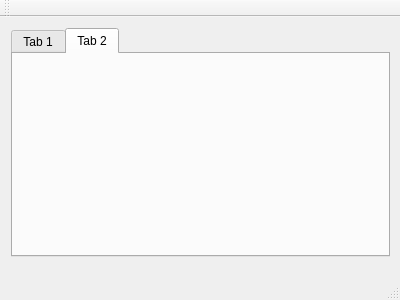
First picture: the form in GUI/mainwindow.ui, repository diegob236/cs457-irc-chat, before the edit.
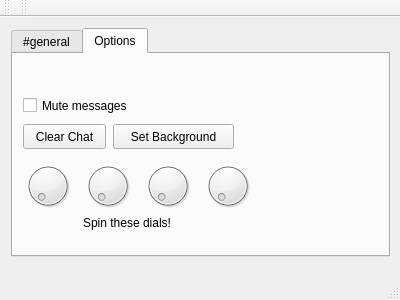
Second picture: the form after the edit. The open tabs and pages were chosen to show the change.

Diff of the .ui file:
```diff
--- a/GUI/mainwindow.ui
+++ b/GUI/mainwindow.ui
@@ -31,7 +31,7 @@
        </property>
        <widget class="QWidget" name="tab_3">
         <attribute name="title">
-         <string>Tab 1</string>
+         <string>#general</string>
         </attribute>
         <widget class="QPlainTextEdit" name="plainTextEdit_2">
          <property name="geometry">
@@ -72,8 +72,100 @@
        </widget>
        <widget class="QWidget" name="tab_4">
         <attribute name="title">
-         <string>Tab 2</string>
+         <string>Options</string>
         </attribute>
+        <widget class="QPushButton" name="clearchat">
+         <property name="geometry">
+          <rect>
+           <x>10</x>
+           <y>70</y>
+           <width>83</width>
+           <height>25</height>
+          </rect>
+         </property>
+         <property name="text">
+          <string>Clear Chat</string>
+         </property>
+        </widget>
+        <widget class="QPushButton" name="setBackground">
+         <property name="geometry">
+          <rect>
+           <x>100</x>
+           <y>70</y>
+           <width>121</width>
+           <height>25</height>
+          </rect>
+         </property>
+         <property name="text">
+          <string>Set Background</string>
+         </property>
+        </widget>
+        <widget class="QCheckBox" name="mute">
+         <property name="geometry">
+          <rect>
+           <x>10</x>
+           <y>40</y>
+           <width>161</width>
+           <height>23</height>
+          </rect>
+         </property>
+         <property name="text">
+          <string>Mute messages</string>
+         </property>
+        </widget>
+        <widget class="QDial" name="dial">
+         <property name="geometry">
+          <rect>
+           <x>10</x>
+           <y>100</y>
+           <width>50</width>
+           <height>64</height>
+          </rect>
+         </property>
+        </widget>
+        <widget class="QDial" name="dial_2">
+         <property name="geometry">
+          <rect>
+           <x>70</x>
+           <y>100</y>
+           <width>50</width>
+           <height>64</height>
+          </rect>
+         </property>
+        </widget>
+        <widget class="QDial" name="dial_3">
+         <property name="geometry">
+          <rect>
+           <x>130</x>
+           <y>100</y>
+           <width>50</width>
+           <height>64</height>
+          </rect>
+         </property>
+        </widget>
+        <widget class="QDial" name="dial_4">
+         <property name="geometry">
+          <rect>
+           <x>190</x>
+           <y>100</y>
+           <width>50</width>
+           <height>64</height>
+          </rect>
+         </property>
+        </widget>
+        <widget class="QLabel" name="label">
+         <property name="geometry">
+          <rect>
+           <x>70</x>
+           <y>160</y>
+           <width>111</width>
+           <height>17</height>
+          </rect>
+         </property>
+         <property name="text">
+          <string>Spin these dials!</string>
+         </property>
+        </widget>
        </widget>
       </widget>
      </item>
@@ -99,6 +191,17 @@
    </attribute>
   </widget>
   <widget class="QStatusBar" name="statusBar"/>
+  <widget class="QToolBar" name="toolBar">
+   <property name="windowTitle">
+    <string>toolBar</string>
+   </property>
+   <attribute name="toolBarArea">
+    <enum>TopToolBarArea</enum>
+   </attribute>
+   <attribute name="toolBarBreak">
+    <bool>false</bool>
+   </attribute>
+  </widget>
  </widget>
  <layoutdefault spacing="6" margin="11"/>
  <resources/>
```
Left out of the diff: 6 changed lines with no effect on the pictures.
